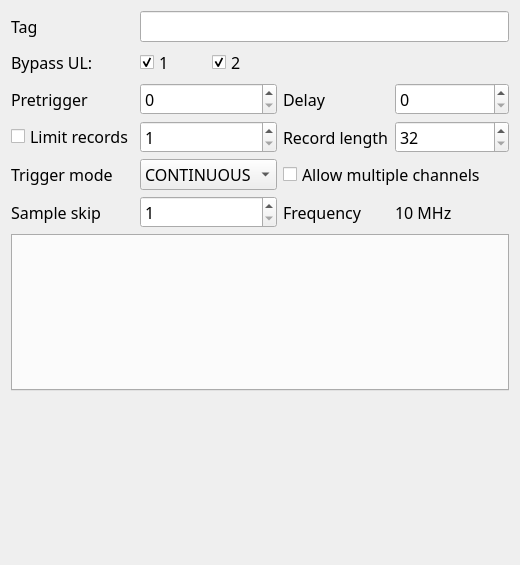
sevenreek/qtadqscope, file AcquisitionSettings.ui: the form before one commit.
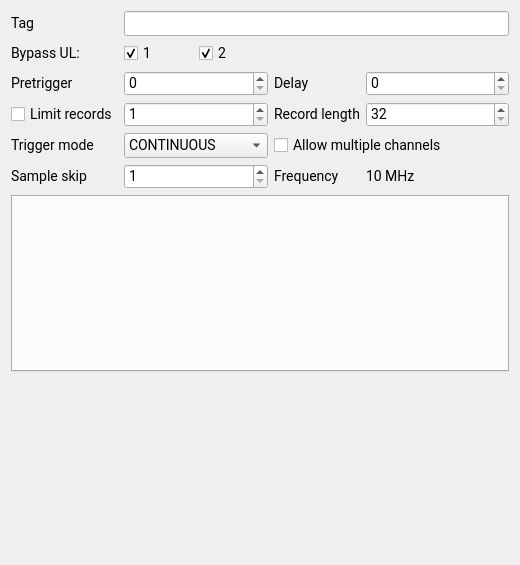
The form after the commit. Custom widgets are drawn as their Qt base class.

Commit message: Adds multiple UI fixes. Blocks critical UI elements during acquisition. Removes Semaphore reset, BufferProcessor now handles all remaining reads and only then exits (experimental). Minor code quality fixes

```diff
--- a/AcquisitionSettings.ui
+++ b/AcquisitionSettings.ui
@@ -12,13 +12,16 @@
   </property>
   <property name="font">
    <font>
-    <family>Calibri Light</family>
-    <pointsize>12</pointsize>
+    <family>Roboto</family>
+    <pointsize>-1</pointsize>
    </font>
   </property>
   <property name="windowTitle">
    <string>Form</string>
   </property>
+  <property name="styleSheet">
+   <string notr="true">font-family: Roboto; font-size: 14px;</string>
+  </property>
   <layout class="QGridLayout" name="gridLayout" columnstretch="0,1,0,1" columnminimumwidth="0,100,0,100">
    <property name="sizeConstraint">
     <enum>QLayout::SetDefaultConstraint</enum>
```
The commit also changes 55 other files.
